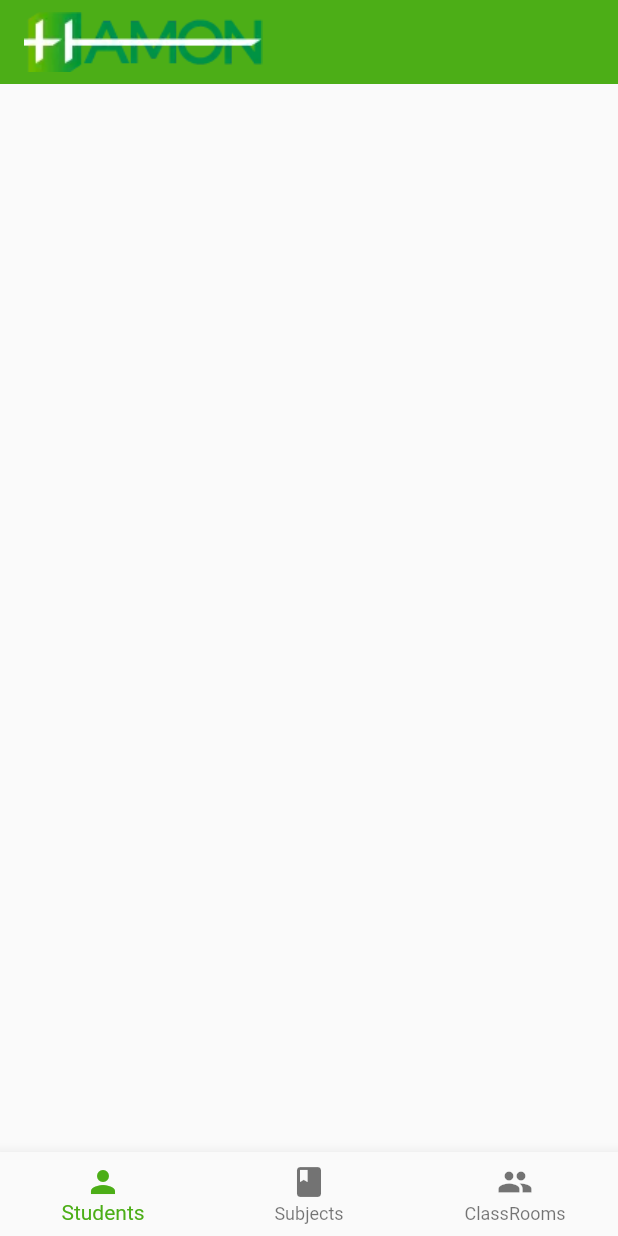
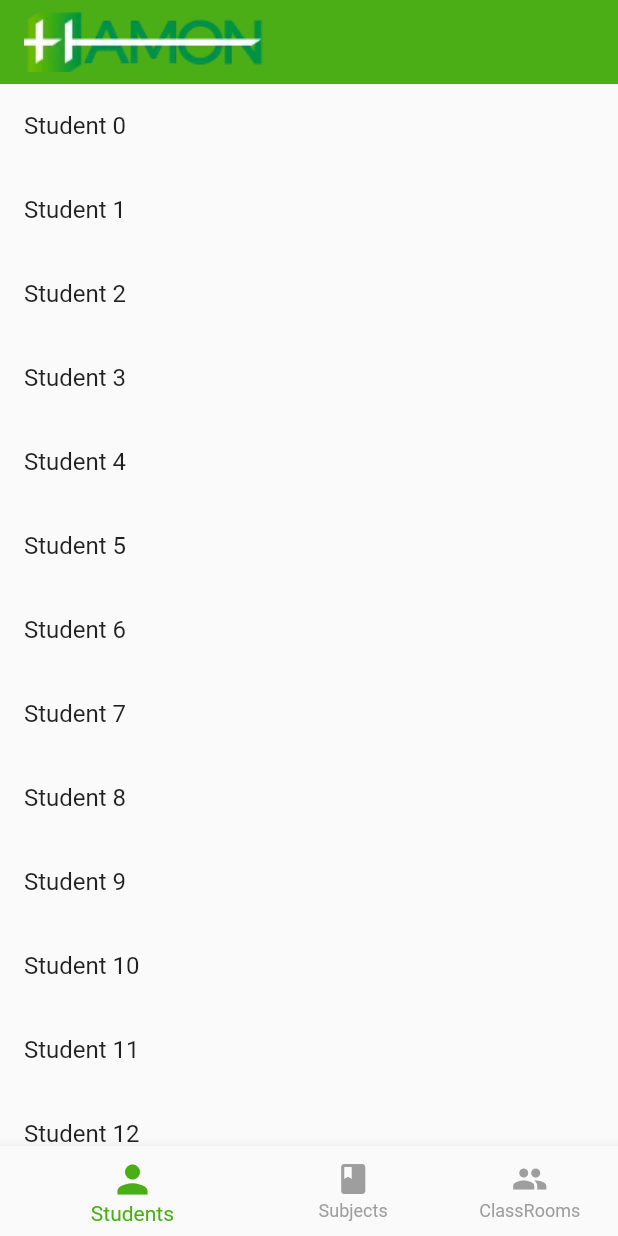
Before and after one commit to Uvais-Mohammad/hamon_app, a Flutter app: the screen it shows after launch, after a tap on "Get Started", on a phone screen of 412 x 824 dp. Run offline on Flutter 3.47's test engine with Material 2 defaults, Android fonts, the phone set to English and light mode, and no system bars; network calls fail.

Commit message:
Created models and repositories

```diff
--- /dev/null
+++ b/lib/data/constants/status_codes.dart
@@ -0,0 +1,4 @@
+const int userInvalidResponse = 100;
+const int noInternet = 101;
+const int invalidFormat = 102;
+const int unknownError = 103;
--- a/lib/data/data providers/network_handler.dart
+++ b/lib/data/data providers/network_handler.dart
@@ -1,15 +1,16 @@
 import 'dart:convert';
+import 'dart:io';
 import 'package:flutter/rendering.dart';
+import 'package:hamon_app/data/constants/status_codes.dart';
+import 'package:hamon_app/data/models/api_status.dart';
 import 'package:http/http.dart' as http;
 
 class NetworkHandler {
-  static const String baseUrl = "http://";
-  static const String ip = "192.168.1.12";
-  static const String port = ":5000";
-  static const String api = "/api";
-  static const String loginUrl = baseUrl + ip + port + "/api/login";
+  static const String baseUrl = "http://hamon-interviewapi.herokuapp.com";
+  static const apikey = "/?api_key=2C812";
 
-  Future<http.Response> get(String url) async {
+  Future get(String url) async {
+        try {
       Uri formattedUrl = urlFormatter(url);
       debugPrint("GET: " + formattedUrl.toString());
       var response = await http.get(
@@ -19,7 +20,18 @@ class NetworkHandler {
           "Content-Type": "application/json",
         },
       );
-    return response;
+      if (response.statusCode == 200) {
+        return Success(
+            code: response.statusCode, response: jsonDecode(response.body));
+      }
+      return Failure(code: userInvalidResponse, response: "Invalid Response");
+    } on HttpException {
+      return Failure(code: noInternet, response: "No Internet");
+    } on FormatException {
+      return Failure(code: invalidFormat, response: "Invalid Format");
+    } catch (e) {
+      return Failure(code: unknownError, response: "Unknown Error");
+    }
   }
 
   Future<http.Response> post(String url, Map<String, dynamic> body) async {
@@ -39,6 +51,6 @@ class NetworkHandler {
   }
 
   Uri urlFormatter(String url) {
-    return Uri.parse(baseUrl + ip + port + api + url);
+    return Uri.parse(baseUrl + url + apikey);
   }
 }
--- /dev/null
+++ b/lib/data/models/api_status.dart
@@ -0,0 +1,13 @@
+class Success {
+ final int code;
+ final Object response;
+
+  Success({required this.code,required this.response});
+}
+
+class Failure {
+ final int code;
+ final Object response;
+
+  Failure({required this.code,required this.response});
+}
--- /dev/null
+++ b/lib/data/models/student_model.dart
@@ -0,0 +1,26 @@
+class Student {
+  final int id;
+  final String name;
+  final String email;
+  final int age;
+
+  Student({required this.id,required this.name,required this.email,required this.age});
+
+  factory Student.fromJson(Map<String, dynamic> json) {
+    return Student(
+      id: json['id'],
+      name: json['name'],
+      email: json['email'],
+      age: json['age'],
+    );
+  }
+
+  Map<String, dynamic> toJson() {
+    return {
+      'id': id,
+      'name': name,
+      'email': email,
+      'age': age,
+    };
+  }
+}
--- /dev/null
+++ b/lib/data/repositories/student_repository.dart
@@ -0,0 +1,25 @@
+import 'dart:convert';
+import 'dart:io';
+
+import 'package:hamon_app/data/constants/endpoints.dart';
+import 'package:hamon_app/data/constants/status_codes.dart';
+import 'package:hamon_app/data/data%20providers/network_handler.dart';
+import 'package:hamon_app/data/models/api_status.dart';
+import 'package:hamon_app/data/models/student_model.dart';
+
+class StudentRepository {
+  final NetworkHandler _networkHandler = NetworkHandler();
+
+  Future getStudents() async {
+    var response = await _networkHandler.get(getStudentsUrl);
+    Iterable l = response.response['students'];
+    if (response.runtimeType == Success) {
+      List<Student> students =
+          l.map((model) => Student.fromJson(model)).toList();
+      return students;
+    } else {
+      List<Student> students = [];
+      return students;
+    }
+  }
+}
--- /dev/null
+++ b/lib/logic/app_provider.dart
@@ -0,0 +1,13 @@
+import 'package:flutter/material.dart';
+
+class AppProvider extends ChangeNotifier{
+
+  int _currentIndex = 0;
+  int get currentIndex => _currentIndex;
+
+  void changeIndex(int index){
+    _currentIndex = index;
+    notifyListeners();
+  }
+
+}
--- a/lib/main.dart
+++ b/lib/main.dart
@@ -14,8 +14,8 @@ class MyApp extends StatelessWidget {
       title: 'Hamon App',
       debugShowCheckedModeBanner: false,
       theme: ThemeData(
-        primaryColor: const Color(0xFFFFCA28),
-        primarySwatch: MaterialColor(
+        primaryColor: const Color(0xFF4cae17),
+        primarySwatch: const MaterialColor(
           0xFF4cae17,
           <int, Color>{
             50: Color(0x1aF5E0C3),
@@ -24,7 +24,7 @@ class MyApp extends StatelessWidget {
             300: Color(0xafF5E0C3),
             400: Color(0xffF5E0C3),
             500: Color(0xFF4cae17),
-            600: Color(0xffDEC29B),
+            600: Color(0xff100007),
             700: Color(0xffC9A87C),
             800: Color(0xffB28E5E),
             900: Color(0xff936F3E)
--- a/lib/presentation/pages/home_page.dart
+++ /dev/null
@@ -1,38 +0,0 @@
-import 'package:flutter/material.dart';
-
-class HomePage extends StatefulWidget {
-  const HomePage({Key? key}) : super(key: key);
-
-  @override
-  HomePageState createState() => HomePageState();
-}
-
-class HomePageState extends State<HomePage> {
-  @override
-  Widget build(BuildContext context) {
-    return Scaffold(
-      appBar: AppBar(
-        title: Image.asset(
-          'assets/images/logo.png',
-          height: 40,
-        ),
-        elevation: 0,
-        automaticallyImplyLeading: false,
-      ),
-      body: Center(
-        child: Column(
-          mainAxisAlignment: MainAxisAlignment.center,
-          children: <Widget>[],
-        ),
-      ),
-      bottomNavigationBar: BottomNavigationBar(
-        items: const [
-          BottomNavigationBarItem(icon: Icon(Icons.person), label: 'Students'),
-          BottomNavigationBarItem(icon: Icon(Icons.book), label: 'Subjects'),
-          BottomNavigationBarItem(icon: Icon(Icons.group), label: 'ClassRooms'),
-        ],
-        currentIndex: 0,
-      ),
-    );
-  }
-}
--- /dev/null
+++ b/lib/presentation/pages/home_page/components/student_screen.dart
@@ -0,0 +1,15 @@
+import 'package:flutter/material.dart';
+
+class StudentScreen extends StatelessWidget {
+  const StudentScreen({Key? key}) : super(key: key);
+
+  @override
+  Widget build(BuildContext context) {
+    return ListView.builder(itemBuilder: (context, index) {
+      return ListTile(
+        title: Text('Student $index'),
+        onTap: () {},
+      );
+    });
+  }
+}
--- /dev/null
+++ b/lib/presentation/pages/home_page/components/subject_screen.dart
@@ -0,0 +1,12 @@
+import 'package:flutter/material.dart';
+
+class SubjectScreen extends StatelessWidget {
+  const SubjectScreen({
+    Key? key,
+  }) : super(key: key);
+
+  @override
+  Widget build(BuildContext context) {
+    return Center(child: Text('SubjecrScreen'));
+  }
+}
--- /dev/null
+++ b/lib/presentation/pages/home_page/home_page.dart
@@ -0,0 +1,65 @@
+import 'package:flutter/material.dart';
+import 'package:hamon_app/data/repositories/student_repository.dart';
+import 'package:hamon_app/logic/app_provider.dart';
+import 'package:hamon_app/presentation/pages/home_page/components/classroom_screen.dart';
+import 'package:hamon_app/presentation/pages/home_page/components/student_screen.dart';
+import 'package:hamon_app/presentation/pages/home_page/components/subject_screen.dart';
+import 'package:provider/provider.dart';
+
+class HomePage extends StatefulWidget {
+  const HomePage({Key? key}) : super(key: key);
+
+  @override
+  HomePageState createState() => HomePageState();
+}
+
+class HomePageState extends State<HomePage> {
+  final StudentRepository _studentRepository = StudentRepository();
+  final screens = [
+    StudentScreen(),
+    SubjectScreen(),
+    ClassroomScreen(),
+  ];
+  @override
+  Widget build(BuildContext context) {
+    print(_studentRepository.getStudents().whenComplete(() => print('done')));
+    return Scaffold(
+      appBar: AppBar(
+        title: Image.asset(
+          'assets/images/logo.png',
+          height: 40,
+        ),
+        elevation: 0,
+        automaticallyImplyLeading: false,
+      ),
+      body: Consumer<AppProvider>(builder: (context, appProvider, child) {
+        return IndexedStack(
+          index: appProvider.currentIndex,
+          children: screens,
+        );
+      }),
+      bottomNavigationBar:
+          Consumer<AppProvider>(builder: (context, appProvider, child) {
+        return BottomNavigationBar(
+          type: BottomNavigationBarType.shifting,
+          selectedItemColor: Theme.of(context).primaryColor,
+          unselectedItemColor: Colors.grey,
+          showUnselectedLabels: true,
+          showSelectedLabels: true,
+          selectedIconTheme: const IconThemeData(size: 30),
+          items: const [
+            BottomNavigationBarItem(
+                icon: Icon(Icons.person), label: 'Students'),
+            BottomNavigationBarItem(icon: Icon(Icons.book), label: 'Subjects'),
+            BottomNavigationBarItem(
+                icon: Icon(Icons.group), label: 'ClassRooms'),
+          ],
+          currentIndex: appProvider.currentIndex,
+          onTap: (index) {
+            appProvider.changeIndex(index);
+          },
+        );
+      }),
+    );
+  }
+}
--- a/lib/presentation/router/router.dart
+++ b/lib/presentation/router/router.dart
@@ -1,9 +1,13 @@
 import 'package:flutter/material.dart';
-import 'package:hamon_app/presentation/pages/home_page.dart';
+import 'package:hamon_app/logic/app_provider.dart';
+import 'package:hamon_app/presentation/pages/home_page/home_page.dart';
 import 'package:hamon_app/presentation/pages/welcome_page.dart';
+import 'package:provider/provider.dart';
 
 const String initalRoute = '/';
 const String homeRoute = '/home';
+
+final AppProvider appProvider = AppProvider();
 
 class Router {
   static Route<dynamic> generateRoute(RouteSettings settings) {
@@ -12,7 +16,11 @@ class Router {
       case initalRoute:
         return MaterialPageRoute(builder: (_) => const WelcomePage());
       case homeRoute:
-        return MaterialPageRoute(builder: (_) => const HomePage());
+        return MaterialPageRoute(
+            builder: (_) => ChangeNotifierProvider.value(
+                  value: appProvider,
+                  child: const HomePage(),
+                ));
       default:
         return MaterialPageRoute(
             builder: (_) => const Scaffold(
--- a/pubspec.yaml
+++ b/pubspec.yaml
@@ -31,6 +31,7 @@ dependencies:
   flutter:
     sdk: flutter
   http: ^0.13.4
+  provider: ^6.0.2
 
 dev_dependencies:
   flutter_lints: ^1.0.0
```
Also changed, not shown: lib/data/constants/endpoints.dart (+1 -14 lines), lib/data/models/classroom_model.dart (added, +31 -0 lines), lib/data/models/subject_model.dart (added, +26 -0 lines), lib/presentation/pages/home_page/components/classroom_screen.dart (added, +12 -0 lines), lib/data/repositories/classroom_repository.dart (added), lib/data/repositories/subject_repository.dart (added), pubspec.lock. Lines whose indentation alone changed are shown as unchanged.
